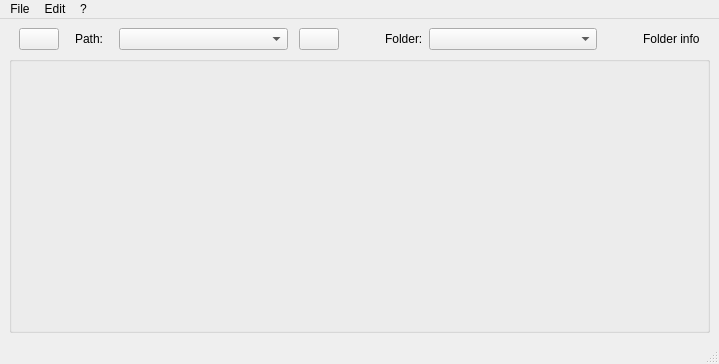
First picture: the form in mdaviz/resources/mainwindow.ui, repository BCDA-APS/mdaviz, before the edit.
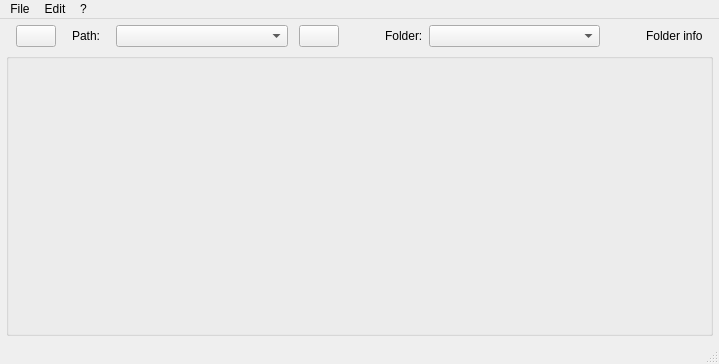
Second picture: the form after the edit. Icons and pictures are not drawn.

Commit message: # 67 rearange UIs and reduce margins

```diff
--- a/mdaviz/resources/mainwindow.ui
+++ b/mdaviz/resources/mainwindow.ui
@@ -15,6 +15,18 @@
   </property>
   <widget class="QWidget" name="centralwidget">
    <layout class="QVBoxLayout" name="verticalLayout" stretch="0,1">
+    <property name="leftMargin">
+     <number>6</number>
+    </property>
+    <property name="topMargin">
+     <number>6</number>
+    </property>
+    <property name="rightMargin">
+     <number>6</number>
+    </property>
+    <property name="bottomMargin">
+     <number>6</number>
+    </property>
     <item>
      <layout class="QHBoxLayout" name="horizontalLayout" stretch="0,0,0,0,1,0,0,0,0,1,0,0,0">
       <item>
@@ -172,6 +184,18 @@
        <string/>
       </property>
       <layout class="QHBoxLayout" name="horizontalLayout_2">
+       <property name="leftMargin">
+        <number>6</number>
+       </property>
+       <property name="topMargin">
+        <number>6</number>
+       </property>
+       <property name="rightMargin">
+        <number>6</number>
+       </property>
+       <property name="bottomMargin">
+        <number>6</number>
+       </property>
        <item>
         <widget class="QWidget" name="widget" native="true">
          <property name="toolTip">
```
The commit also changes 3 other files.
